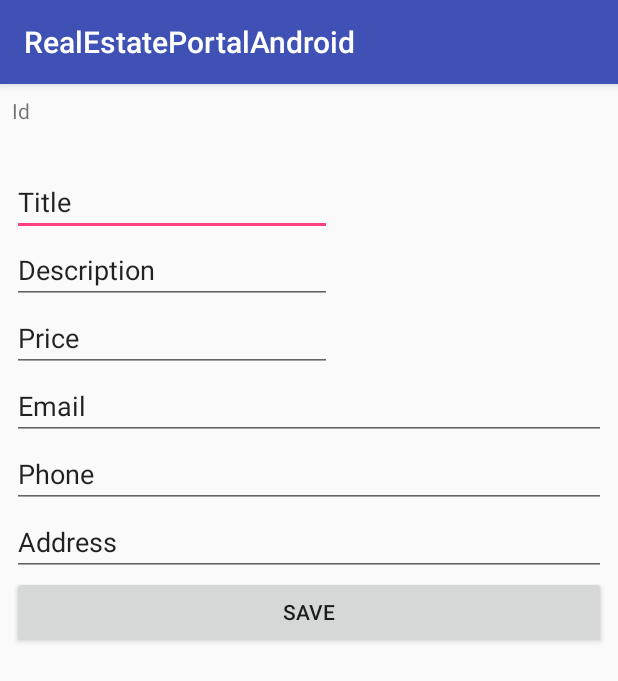
After one commit to patricia1903/RealEstatePortal, an Android app: the PropertyDetailsActivity screen opened directly, with no data from a screen before it, on a phone screen of 412 x 824 dp. The commit adds this screen. Shown: the top 681 px of the screen. Run offline under Robolectric (Android 15) with nearby library versions, the phone set to English and light mode, and no system bars; 8 statements that could not run were skipped.

Commit message:
#android list details working.

```diff
--- a/RealEstatePortalAndroid/app/src/main/AndroidManifest.xml
+++ b/RealEstatePortalAndroid/app/src/main/AndroidManifest.xml
@@ -17,6 +17,7 @@
             </intent-filter>
         </activity>
         <activity android:name=".activity.PropertyListActivity"/>
+        <activity android:name=".activity.PropertyDetailsActivity"/>
     </application>
 
 </manifest>
--- /dev/null
+++ b/RealEstatePortalAndroid/app/src/main/java/com/realestateportalandroid/activity/PropertyDetailsActivity.java
@@ -0,0 +1,59 @@
+package com.realestateportalandroid.activity;
+
+import android.os.Bundle;
+import android.support.annotation.Nullable;
+import android.support.v7.app.AppCompatActivity;
+import android.view.View;
+import android.widget.Button;
+import android.widget.EditText;
+import android.widget.TextView;
+
+import com.realestateportalandroid.R;
+import com.realestateportalandroid.model.Property;
+import com.realestateportalandroid.model.PropertyList;
+
+public class PropertyDetailsActivity extends AppCompatActivity {
+
+
+    @Override
+    protected void onCreate(@Nullable final Bundle savedInstanceState) {
+        super.onCreate(savedInstanceState);
+        setContentView(R.layout.activity_propertydetails);
+
+        final Property property = (Property) getIntent().getExtras().getSerializable("property");
+
+        final TextView id = findViewById(R.id.idTextView);
+        final EditText titleEditText = findViewById(R.id.titleEditText);
+        final EditText descriptionEditText = findViewById(R.id.descriptionEditText);
+        final EditText priceEditText = findViewById(R.id.priceEditText);
+        final EditText addressEditText = findViewById(R.id.addressEditText);
+        final EditText phoneEditText = findViewById(R.id.phoneEditText);
+        final EditText emailEditText = findViewById(R.id.emailEditText);
+
+
+        id.setText(property.getId());
+        titleEditText.setText(property.getTitle());
+        descriptionEditText.setText(property.getDescription());
+        priceEditText.setText(property.getPrice());
+        addressEditText.setText(property.getAddress());
+        emailEditText.setText(property.getEmail());
+        phoneEditText.setText(property.getPhone());
+
+
+        Button saveButton = findViewById(R.id.saveButton);
+        saveButton.setOnClickListener(new View.OnClickListener() {
+            public void onClick(View v) {
+                Property p = new Property();
+                p.setTitle(titleEditText.getText().toString());
+                p.setDescription(descriptionEditText.getText().toString());
+                p.setId(id.getText().toString());
+                p.setPrice(priceEditText.getText().toString());
+                PropertyList.updateProperties(p);
+
+                finish();
+
+            }
+        });
+    }
+
+}
--- a/RealEstatePortalAndroid/app/src/main/java/com/realestateportalandroid/activity/PropertyListActivity.java
+++ b/RealEstatePortalAndroid/app/src/main/java/com/realestateportalandroid/activity/PropertyListActivity.java
@@ -1,6 +1,7 @@
 package com.realestateportalandroid.activity;
 
 import android.content.Context;
+import android.content.Intent;
 import android.os.Bundle;
 import android.support.annotation.NonNull;
 import android.support.annotation.Nullable;
@@ -8,6 +9,7 @@ import android.support.v7.app.AppCompatActivity;
 import android.view.LayoutInflater;
 import android.view.View;
 import android.view.ViewGroup;
+import android.widget.AdapterView;
 import android.widget.ArrayAdapter;
 import android.widget.ImageView;
 import android.widget.ListView;
@@ -40,6 +42,25 @@ public class PropertyListActivity extends AppCompatActivity {
 
         arrayAdapter = new PropertyListAdapter(this, properties);
         listView.setAdapter(arrayAdapter);
+
+        listView.setOnItemClickListener(new AdapterView.OnItemClickListener() {
+            @Override
+            public void onItemClick(AdapterView<?> adapterView, View view, int i, long l) {
+                Property property = arrayAdapter.getItem(i);
+                Intent intent = new Intent(view.getContext(), PropertyDetailsActivity.class);
+                intent.putExtra("property", property);
+                startActivity(intent);
+            }
+        });
+    }
+
+
+    @Override
+    protected void onResume() {
+        super.onResume();
+
+        properties = PropertyList.getProperties();
+        arrayAdapter.notifyDataSetChanged();
     }
 
 
--- a/RealEstatePortalAndroid/app/src/main/java/com/realestateportalandroid/model/PropertyList.java
+++ b/RealEstatePortalAndroid/app/src/main/java/com/realestateportalandroid/model/PropertyList.java
@@ -6,15 +6,30 @@ import java.util.List;
 
 public class PropertyList {
 
-    private static List<Property> properties=new ArrayList<>(Arrays.asList(
-            new Property("12KSBSZ44","Nice apartment in the heart of the city. 1 kitchen...","Nice apartment in the heart of the city","55.500$","D","E","F","G"),
-            new Property("62KSBSS4","Beautiful house at the country. Green space..","Beautiful house at the country side","100.000$","D","E","F","G"),
-            new Property("33KSXyZ41","Modern apartment on the 50 Avenue...","Modern apartment on the 50 Avenue","33.455$","D","E","F","G")));
+    private static List<Property> properties = new ArrayList<>(Arrays.asList(
+            new Property("12KSBSZ44", "Nice apartment in the heart of the city. 1 kitchen...", "Nice apartment in the heart of the city", "55.500$", "D", "E", "F", "G"),
+            new Property("62KSBSS4", "Beautiful house at the country. Green space..", "Beautiful house at the country side", "100.000$", "D", "E", "F", "G"),
+            new Property("33KSXyZ41", "Modern apartment on the 50 Avenue...", "Modern apartment on the 50 Avenue", "33.455$", "D", "E", "F", "G")));
 
 
-
-    public static List<Property> getProperties(){
+    public static List<Property> getProperties() {
         return properties;
     }
 
+
+    public static void updateProperties(Property p) {
+        for (Property property : properties) {
+            if (property.getId().equals(p.getId())) {
+                property.setAddress(p.getEmail());
+                property.setTitle(p.getTitle());
+                property.setAddress(p.getAddress());
+                property.setEmail(p.getEmail());
+                property.setPhone(p.getPhone());
+                property.setPrice(p.getPrice());
+                property.setDescription(p.getDescription());
+                break;
+            }
+        }
+    }
+
 }
--- /dev/null
+++ b/RealEstatePortalAndroid/app/src/main/res/layout/activity_propertydetails.xml
@@ -0,0 +1,93 @@
+<?xml version="1.0" encoding="utf-8"?>
+<android.support.constraint.ConstraintLayout xmlns:android="http://schemas.android.com/apk/res/android"
+    xmlns:app="http://schemas.android.com/apk/res-auto"
+    android:layout_width="match_parent"
+    android:layout_height="match_parent">
+
+
+    <LinearLayout
+        android:id="@+id/linearLayout"
+        android:layout_width="0dp"
+        android:layout_height="0dp"
+        android:layout_marginBottom="8dp"
+        android:layout_marginEnd="8dp"
+        android:layout_marginStart="8dp"
+        android:layout_marginTop="8dp"
+        android:orientation="vertical"
+        app:layout_constraintBottom_toBottomOf="parent"
+        app:layout_constraintEnd_toEndOf="parent"
+        app:layout_constraintStart_toStartOf="parent"
+        app:layout_constraintTop_toTopOf="parent">
+
+        <TextView
+            android:id="@+id/idTextView"
+            android:layout_width="match_parent"
+            android:layout_height="48dp"
+            android:text="Id" />
+
+        <EditText
+            android:id="@+id/titleEditText"
+            android:layout_width="wrap_content"
+            android:layout_height="wrap_content"
+            android:ems="10"
+            android:inputType="textPersonName"
+            android:text="Title"
+            android:textColorLink="@android:color/holo_blue_bright" />
+
+        <EditText
+            android:id="@+id/descriptionEditText"
+            android:layout_width="wrap_content"
+            android:layout_height="wrap_content"
+            android:ems="10"
+            android:inputType="textPersonName"
+            android:text="Description"
+            android:textColorLink="@android:color/holo_blue_bright" />
+
+        <EditText
+            android:id="@+id/priceEditText"
+            android:layout_width="wrap_content"
+            android:layout_height="wrap_content"
+            android:ems="10"
+            android:inputType="textPersonName"
+            android:text="Price"
+            android:textColorLink="@android:color/holo_blue_bright" />
+
+        <EditText
+            android:id="@+id/emailEditText"
+            android:layout_width="match_parent"
+            android:layout_height="wrap_content"
+            android:ems="10"
+            android:inputType="textPersonName"
+            android:text="Email"
+            android:textColorLink="@android:color/holo_blue_bright" />
+
+        <EditText
+            android:id="@+id/phoneEditText"
+            android:layout_width="match_parent"
+            android:layout_height="wrap_content"
+            android:ems="10"
+            android:inputType="textPersonName"
+            android:text="Phone"
+            android:textColorLink="@android:color/holo_blue_bright" />
+
+        <EditText
+            android:id="@+id/addressEditText"
+            android:layout_width="match_parent"
+            android:layout_height="wrap_content"
+            android:ems="10"
+            android:inputType="textPersonName"
+            android:text="Address"
+            android:textColorLink="@android:color/holo_blue_bright" />
+
+
+
+
+        <Button
+            android:id="@+id/saveButton"
+            android:layout_width="match_parent"
+            android:layout_height="wrap_content"
+            android:text="Save"
+            android:textColorLink="@android:color/holo_blue_bright" />
+    </LinearLayout>
+
+</android.support.constraint.ConstraintLayout>
```
